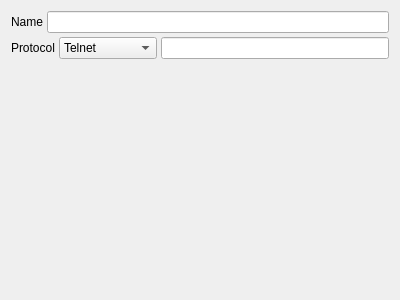
Qt form src/sessionoptions/sessionoptionsgeneralwidget.ui (QQxiaoming/quardCRT) before a commit.
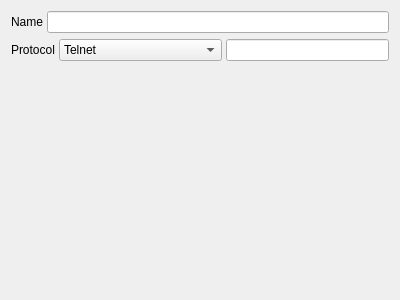
The same form after that commit.

What changed in the file:
```diff
--- a/src/sessionoptions/sessionoptionsgeneralwidget.ui
+++ b/src/sessionoptions/sessionoptionsgeneralwidget.ui
@@ -10,10 +10,13 @@
     <height>300</height>
    </rect>
   </property>
+  <property name="sizePolicy">
+   <sizepolicy hsizetype="Expanding" vsizetype="Expanding">
+    <horstretch>0</horstretch>
+    <verstretch>0</verstretch>
+   </sizepolicy>
+  </property>
   <layout class="QVBoxLayout" name="verticalLayout">
-   <property name="spacing">
-    <number>4</number>
-   </property>
    <item>
     <layout class="QHBoxLayout" name="horizontalLayout_2">
      <property name="spacing">
@@ -57,6 +60,12 @@
      </item>
      <item>
       <widget class="QComboBox" name="comboBoxProtocol">
+       <property name="sizePolicy">
+        <sizepolicy hsizetype="Expanding" vsizetype="Fixed">
+         <horstretch>0</horstretch>
+         <verstretch>0</verstretch>
+        </sizepolicy>
+       </property>
        <item>
         <property name="text">
          <string notr="true">Telnet</string>
@@ -102,12 +111,15 @@
    <item>
     <spacer name="verticalSpacer">
      <property name="orientation">
-      <enum>Qt::Orientation::Vertical</enum>
+      <enum>Qt::Vertical</enum>
+     </property>
+     <property name="sizeType">
+      <enum>QSizePolicy::MinimumExpanding</enum>
      </property>
      <property name="sizeHint" stdset="0">
       <size>
        <width>20</width>
-       <height>233</height>
+       <height>0</height>
       </size>
      </property>
     </spacer>
```
